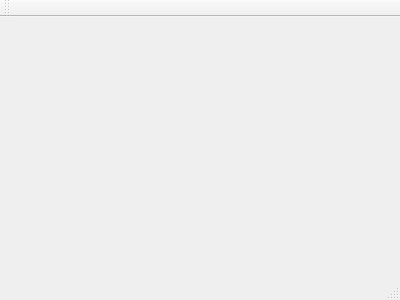
The window that Upper/mainwindow.ui (zhuChengChao/GraduateDesign_Upper) describes before a commit, drawn with Qt 5.
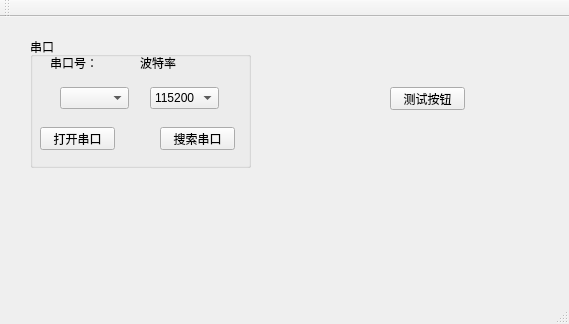
The same window after the commit.

Commit message: 串口调试完成

What changed in the file:
```diff
--- a/Upper/mainwindow.ui
+++ b/Upper/mainwindow.ui
@@ -1,24 +1,153 @@
 <ui version="4.0">
  <class>MainWindow</class>
- <widget class="QMainWindow" name="MainWindow" >
-  <property name="geometry" >
+ <widget class="QMainWindow" name="MainWindow">
+  <property name="geometry">
    <rect>
     <x>0</x>
     <y>0</y>
-    <width>400</width>
-    <height>300</height>
+    <width>569</width>
+    <height>324</height>
    </rect>
   </property>
   <property name="windowTitle" >
    <string>MainWindow</string>
   </property>
-  <widget class="QMenuBar" name="menuBar" />
-  <widget class="QToolBar" name="mainToolBar" />
-  <widget class="QWidget" name="centralWidget" />
-  <widget class="QStatusBar" name="statusBar" />
+  <widget class="QWidget" name="centralWidget">
+   <widget class="QGroupBox" name="groupBox">
+    <property name="geometry">
+     <rect>
+      <x>30</x>
+      <y>20</y>
+      <width>221</width>
+      <height>131</height>
+     </rect>
+    </property>
+    <property name="title">
+     <string>串口</string>
+    </property>
+    <widget class="QLabel" name="label">
+     <property name="geometry">
+      <rect>
+       <x>20</x>
+       <y>20</y>
+       <width>54</width>
+       <height>12</height>
+      </rect>
+     </property>
+     <property name="text">
+      <string>串口号：</string>
+     </property>
+    </widget>
+    <widget class="QLabel" name="label_2">
+     <property name="geometry">
+      <rect>
+       <x>110</x>
+       <y>20</y>
+       <width>54</width>
+       <height>12</height>
+      </rect>
+     </property>
+     <property name="text">
+      <string>波特率</string>
+     </property>
+    </widget>
+    <widget class="QComboBox" name="comboBox_com">
+     <property name="geometry">
+      <rect>
+       <x>30</x>
+       <y>50</y>
+       <width>69</width>
+       <height>22</height>
+      </rect>
+     </property>
+    </widget>
+    <widget class="QComboBox" name="comboBox_baud">
+     <property name="geometry">
+      <rect>
+       <x>120</x>
+       <y>50</y>
+       <width>69</width>
+       <height>22</height>
+      </rect>
+     </property>
+     <item>
+      <property name="text">
+       <string>115200</string>
+      </property>
+     </item>
+     <item>
+      <property name="text">
+       <string>38400</string>
+      </property>
+     </item>
+     <item>
+      <property name="text">
+       <string>9600</string>
+      </property>
+     </item>
+    </widget>
+    <widget class="QPushButton" name="pushButton_openPort">
+     <property name="geometry">
+      <rect>
+       <x>10</x>
+       <y>90</y>
+       <width>75</width>
+       <height>23</height>
+      </rect>
+     </property>
+     <property name="text">
+      <string>打开串口</string>
+     </property>
+    </widget>
+    <widget class="QPushButton" name="pushButton_searchPort">
+     <property name="geometry">
+      <rect>
+       <x>130</x>
+       <y>90</y>
+       <width>75</width>
+       <height>23</height>
+      </rect>
+     </property>
+     <property name="text">
+      <string>搜索串口</string>
+     </property>
+    </widget>
+   </widget>
+   <widget class="QPushButton" name="pushButton">
+    <property name="geometry">
+     <rect>
+      <x>390</x>
+      <y>70</y>
+      <width>75</width>
+      <height>23</height>
+     </rect>
+    </property>
+    <property name="text">
+     <string>测试按钮</string>
+    </property>
+   </widget>
+  </widget>
+  <widget class="QMenuBar" name="menuBar">
+   <property name="geometry">
+    <rect>
+     <x>0</x>
+     <y>0</y>
+     <width>569</width>
+     <height>23</height>
+    </rect>
+   </property>
+  </widget>
+  <widget class="QToolBar" name="mainToolBar">
+   <attribute name="toolBarArea">
+    <enum>TopToolBarArea</enum>
+   </attribute>
+   <attribute name="toolBarBreak">
+    <bool>false</bool>
+   </attribute>
+  </widget>
+  <widget class="QStatusBar" name="statusBar"/>
  </widget>
- <layoutDefault spacing="6" margin="11" />
- <pixmapfunction></pixmapfunction>
+ <layoutdefault spacing="6" margin="11"/>
  <resources/>
  <connections/>
 </ui>
```
Left out of the diff: 3 changed lines with no effect on the pictures. The commit also changes 8 other files.
